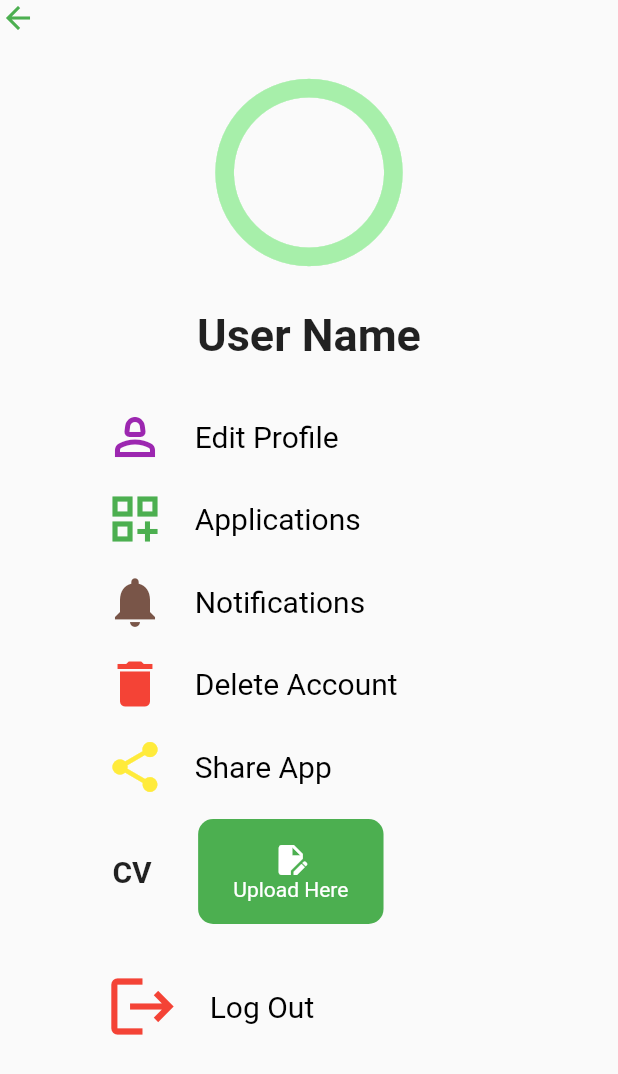
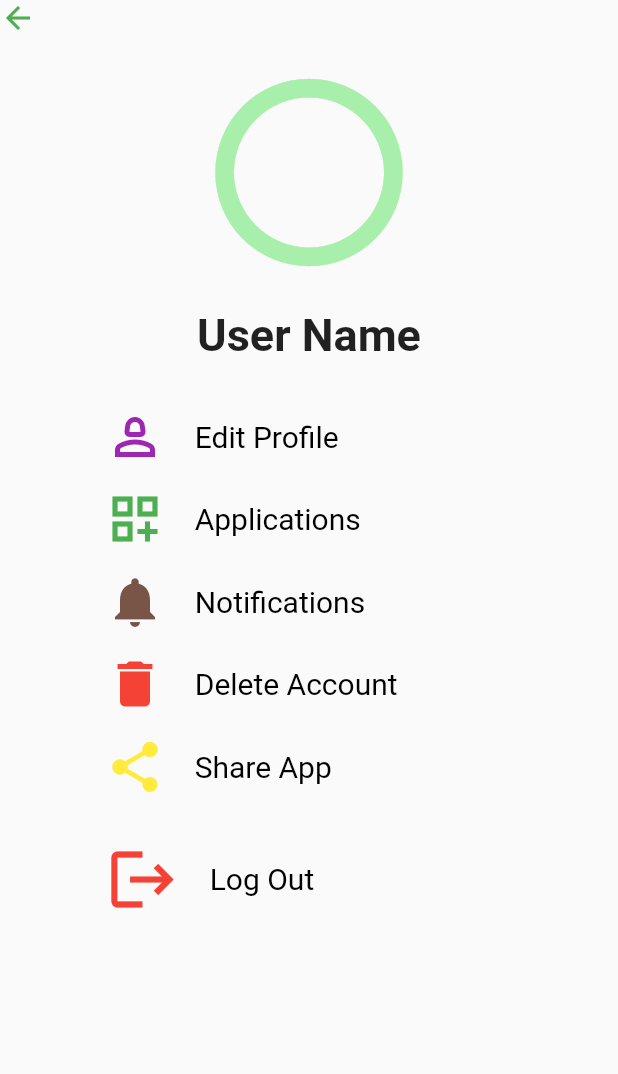
Before and after one commit to Ruchan10/theJobFinder, a Flutter app: the ProfileView screen opened by its route, on a phone screen of 412 x 824 dp. Shown: the top 1074 px of the screen. Run offline on Flutter 3.47's test engine with Material 2 defaults, Android fonts, the light colour scheme and no system bars; our stand-ins replace animated_bottom_navigation_bar, connectivity_plus, dartz, dio, equatable, file_picker and 8 more; missing offline and left inert: file_case; accounts and stored records are empty.

Commit message:
add profile done

```diff
--- a/lib/features/home/presentation/view/bottom_view/profile_view.dart
+++ b/lib/features/home/presentation/view/bottom_view/profile_view.dart
@@ -76,36 +76,6 @@ class _ProfileViewState extends ConsumerState<ProfileView> {
                 icon: const Icon(Icons.share, size: 40, color: Colors.yellow),
               ),
               const SizedBox(height: 15),
-              Row(
-                children: [
-                  const SizedBox(width: 70),
-                  const Text(
-                    " CV   ",
-                    style: TextStyle(
-                      fontSize: 20,
-                      fontWeight: FontWeight.bold,
-                    ),
-                  ),
-                  Container(
-                    height: 70,
-                    width: screenWidth * 0.3,
-                    margin: const EdgeInsets.symmetric(horizontal: 16.0),
-                    decoration: BoxDecoration(
-                      color: Colors.green,
-                      borderRadius: BorderRadius.circular(10),
-                    ),
-                    child: const Column(
-                      mainAxisAlignment: MainAxisAlignment.center,
-                      children: [
-                        Icon(Icons.edit_document, color: Colors.white),
-                        Text("Upload Here",
-                            style: TextStyle(color: Colors.white)),
-                      ],
-                    ),
-                  ),
-                ],
-              ),
-              const SizedBox(height: 15),
               const SizedBox(height: 15),
               getSettingsBtn(
                 text: "Log Out",
```
